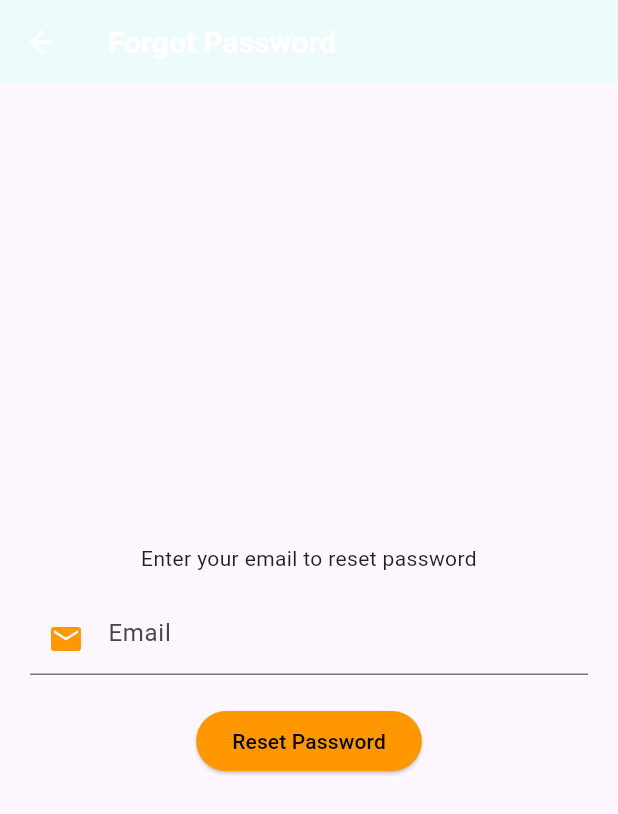
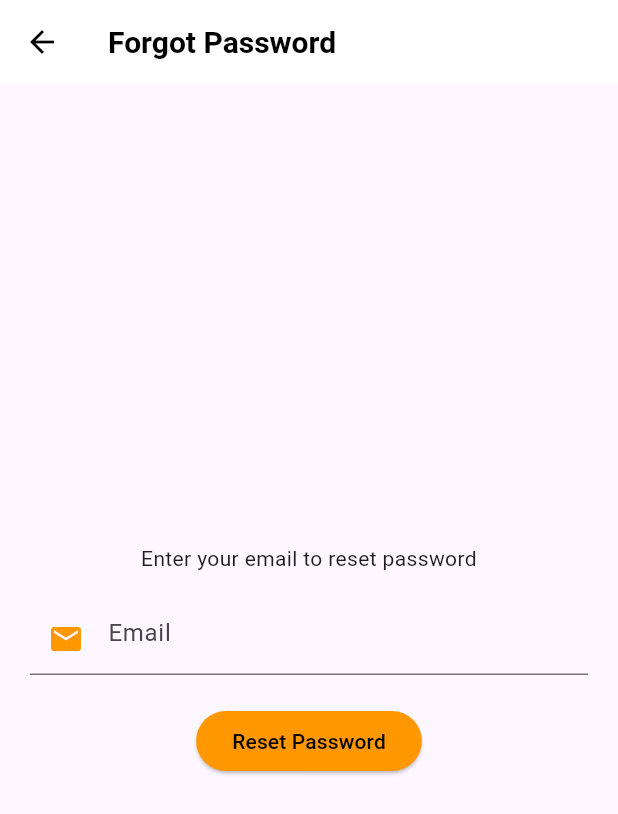
Before and after one commit to kowshik230102/CSE_Family, a Flutter app: the screen it shows after launch, after a tap on "LOGIN", after a tap on "Forgot password?", on a phone screen of 412 x 824 dp. Shown: the top 814 px of the screen. Run offline on Flutter 3.47's test engine with Material 3 defaults, Android fonts, the phone set to English and light mode, and no system bars; our stand-ins replace cloud_firestore, firebase_auth, firebase_core, firebase_storage, image_picker, permission_handler and 1 more; accounts and stored records are empty; network calls fail.

Commit message:
appbar update

```diff
--- a/lib/main.dart
+++ b/lib/main.dart
@@ -44,26 +44,18 @@ class MyApp extends StatelessWidget {
       brightness: Brightness.light,
       primarySwatch: Colors.orange,
       appBarTheme: const AppBarTheme(
-        backgroundColor: Color.fromARGB(255, 237, 251, 251),
+        backgroundColor: Colors.white, // Changed to white
+        elevation: 0,
         titleTextStyle: TextStyle(
-          color: Colors.white,
+          color: Colors.black, // Changed to black
           fontSize: 20,
           fontWeight: FontWeight.bold,
         ),
-        iconTheme: IconThemeData(color: Colors.white),
+        iconTheme: IconThemeData(color: Colors.black), // Changed to black
+        actionsIconTheme:
+            IconThemeData(color: Colors.black), // Changed to black
       ),
-      textTheme: const TextTheme(
-        bodyLarge: TextStyle(color: Colors.black87),
-        bodyMedium: TextStyle(color: Colors.black87),
-      ),
-      cardTheme: CardTheme(
-        color: Colors.white,
-        elevation: 2,
-        margin: const EdgeInsets.all(8),
-        shape: RoundedRectangleBorder(
-          borderRadius: BorderRadius.circular(10),
-        ),
-      ),
+      // ... rest of your theme ...
     );
   }
 
```
Also changed, not shown: lib/Homepage/HomePage.dart (+8 -1 lines), lib/Homepage/Icon_Section/Batch_User/batch_list_screen.dart (+10 -2 lines), lib/Homepage/Icon_Section/Batch_User/batch_users_screen.dart (+13 -2 lines), lib/Homepage/Icon_Section/Batch_User/user_profile_screen.dart (+16 -5 lines).
